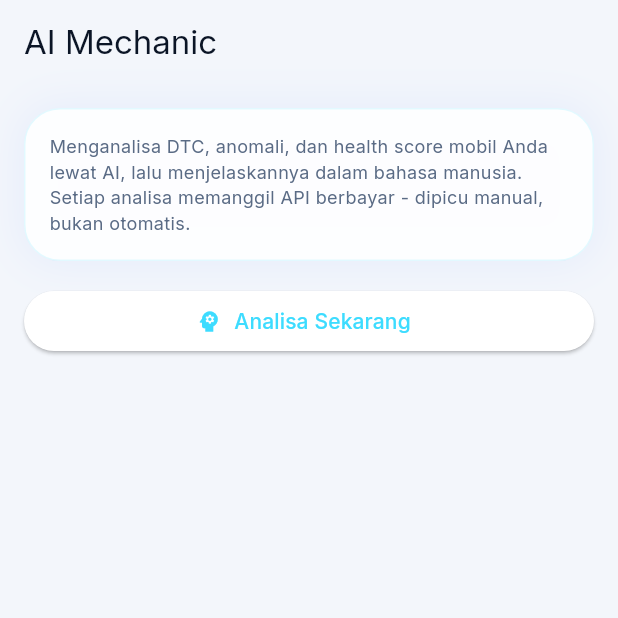
After one commit to dwiputra22/obdsense-mobile, a Flutter app: the AiMechanicPage screen opened by its route, on a phone screen of 412 x 824 dp, the top half of it. The commit adds this screen. Run offline on Flutter 3.47's test engine with Material 3 defaults, Android fonts, the light colour scheme and no system bars; our stand-ins replace connectivity_plus, dio, fl_chart, flutter_blue_plus, flutter_local_notifications, flutter_riverpod and 10 more; missing offline and left inert: flserial; accounts and stored records are empty.

Commit message:
phase 3: add AI

```diff
--- a/lib/app.dart
+++ b/lib/app.dart
@@ -8,6 +8,7 @@ import 'features/diagnostics/diagnostics_page.dart';
 import 'features/diagnostics/ecu_info_page.dart';
 import 'features/diagnostics/freeze_frame_page.dart';
 import 'features/diagnostics/readiness_page.dart';
+import 'features/intelligence/ai_mechanic_page.dart';
 import 'features/intelligence/baseline_status_page.dart';
 import 'features/intelligence/dtc_timeline_page.dart';
 import 'features/intelligence/gps_health_map_page.dart';
@@ -62,6 +63,10 @@ class RushSenseApp extends ConsumerWidget {
           builder: (_, __) => const VehicleHealthPage(),
         ),
         GoRoute(
+          path: '/ai-mechanic',
+          builder: (_, __) => const AiMechanicPage(),
+        ),
+        GoRoute(
           path: '/baseline-status',
           builder: (_, __) => const BaselineStatusPage(),
         ),
--- /dev/null
+++ b/lib/features/intelligence/ai_mechanic_page.dart
@@ -0,0 +1,119 @@
+import 'package:flutter/material.dart';
+import 'package:flutter_riverpod/flutter_riverpod.dart';
+import '../../core/theme/app_colors.dart';
+import '../../providers/app_providers.dart';
+import '../../services/intelligence/vehicle_health_score_calculator.dart';
+import '../../widgets/glass_card.dart';
+
+class AiMechanicPage extends ConsumerStatefulWidget {
+  const AiMechanicPage({super.key});
+
+  @override
+  ConsumerState<AiMechanicPage> createState() => _AiMechanicPageState();
+}
+
+class _AiMechanicPageState extends ConsumerState<AiMechanicPage> {
+  bool _loading = false;
+  String? _result;
+  String? _error;
+
+  Future<void> _analyze() async {
+    setState(() {
+      _loading = true;
+      _error = null;
+      _result = null;
+    });
+
+    try {
+      final vin = ref.read(vehicleProfileProvider).vin;
+      final anomalies = ref.read(currentAnomaliesProvider);
+      final vehicleId = ref.read(activeVehicleIdProvider);
+
+      List<String> dtcCodes = [];
+      if (vin != null) {
+        final history = ref.read(dtcHistoryProvider).getHistory(vin);
+        if (history.isNotEmpty) dtcCodes = history.first.codes;
+      }
+
+      final healthScore = VehicleHealthScoreCalculator.calculate(
+        dtcCount: dtcCodes.length,
+        milOn: dtcCodes.isNotEmpty,
+        recentAnomalies: anomalies,
+      );
+
+      final context = {
+        'dtc_codes': dtcCodes,
+        'anomalies': anomalies
+            .map((a) => {
+                  'label': a.label,
+                  'actual_value': a.actualValue,
+                  'expected_mean': a.expectedMean,
+                  'severity': a.severity,
+                })
+            .toList(),
+        'health_score': healthScore,
+      };
+
+      final api = ref.read(apiServiceProvider);
+      final explanation = await api.analyzeWithAiMechanic(vehicleId, context);
+      setState(() => _result = explanation);
+    } catch (e) {
+      setState(() => _error = 'Gagal memanggil AI Mechanic: $e');
+    } finally {
+      if (mounted) setState(() => _loading = false);
+    }
+  }
+
+  @override
+  Widget build(BuildContext context) {
+    final palette = context.palette;
+
+    return Scaffold(
+      appBar: AppBar(title: const Text('AI Mechanic')),
+      body: ListView(
+        padding: const EdgeInsets.all(16),
+        children: [
+          GlassCard(
+            child: Text(
+              'Menganalisa DTC, anomali, dan health score mobil Anda lewat '
+              'AI, lalu menjelaskannya dalam bahasa manusia. Setiap analisa '
+              'memanggil API berbayar - dipicu manual, bukan otomatis.',
+              style: TextStyle(color: palette.muted, fontSize: 12),
+            ),
+          ),
+          const SizedBox(height: 16),
+          SizedBox(
+            width: double.infinity,
+            child: ElevatedButton.icon(
+              onPressed: _loading ? null : _analyze,
+              icon: _loading
+                  ? const SizedBox(width: 16, height: 16, child: CircularProgressIndicator(strokeWidth: 2))
+                  : const Icon(Icons.psychology),
+              label: Text(_loading ? 'Menganalisa...' : 'Analisa Sekarang'),
+            ),
+          ),
+          const SizedBox(height: 16),
+          if (_error != null)
+            GlassCard(child: Text(_error!, style: const TextStyle(color: AppColors.red))),
+          if (_result != null)
+            GlassCard(
+              child: Column(
+                crossAxisAlignment: CrossAxisAlignment.start,
+                children: [
+                  Row(
+                    children: [
+                      const Icon(Icons.psychology, color: AppColors.cyan, size: 18),
+                      const SizedBox(width: 8),
+                      const Text('Penjelasan AI Mechanic', style: TextStyle(fontWeight: FontWeight.bold)),
+                    ],
+                  ),
+                  const SizedBox(height: 12),
+                  Text(_result!),
+                ],
+              ),
+            ),
+        ],
+      ),
+    );
+  }
+}
--- a/lib/features/intelligence/vehicle_health_page.dart
+++ b/lib/features/intelligence/vehicle_health_page.dart
@@ -163,6 +163,12 @@ class VehicleHealthPage extends ConsumerWidget {
             icon: const Icon(Icons.timeline),
             label: const Text('Riwayat DTC (Timeline)'),
           ),
+          const SizedBox(height: 8),
+          ElevatedButton.icon(
+            onPressed: () => context.push('/ai-mechanic'),
+            icon: const Icon(Icons.psychology),
+            label: const Text('Tanya AI Mechanic'),
+          ),
         ],
       ),
     );
--- a/lib/services/api/api_service.dart
+++ b/lib/services/api/api_service.dart
@@ -80,4 +80,14 @@ class ApiService {
     });
     return res.data['id'] as int;
   }
+
+  Future<String> analyzeWithAiMechanic(int vehicleId, Map<String, dynamic> context) async {
+    final res = await dio.post('/vehicles/$vehicleId/ai-mechanic', data: context);
+    return res.data['explanation'] as String;
+  }
+
+  Future<List<dynamic>> getAiMechanicHistory(int vehicleId) async {
+    final res = await dio.get('/vehicles/$vehicleId/ai-mechanic');
+    return res.data as List<dynamic>;
+  }
 }
```
